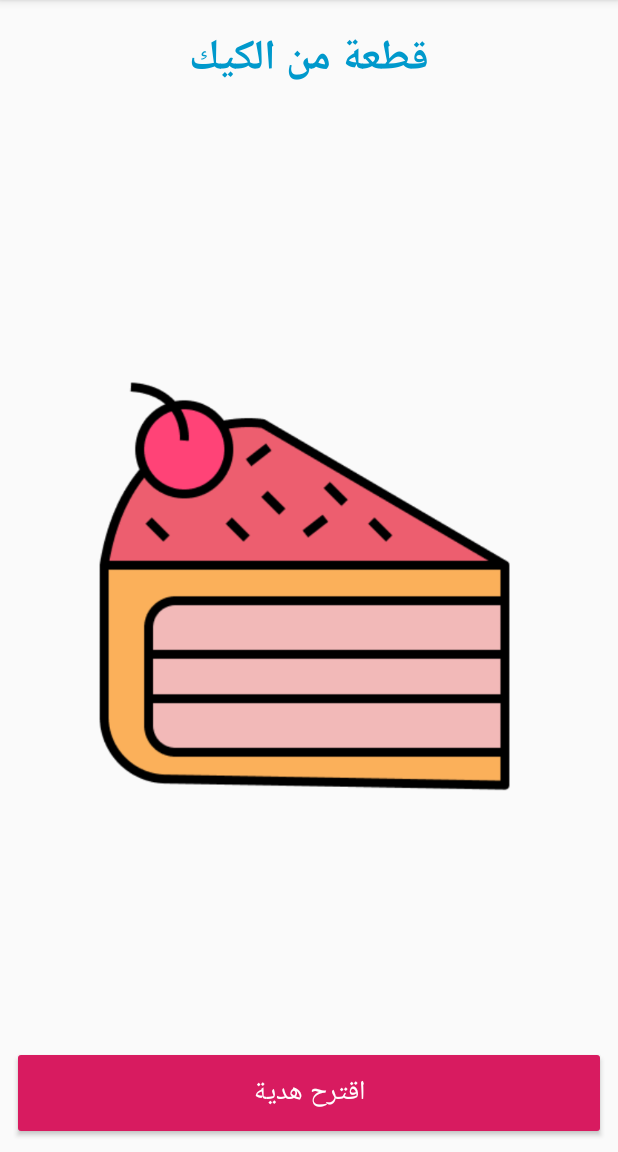
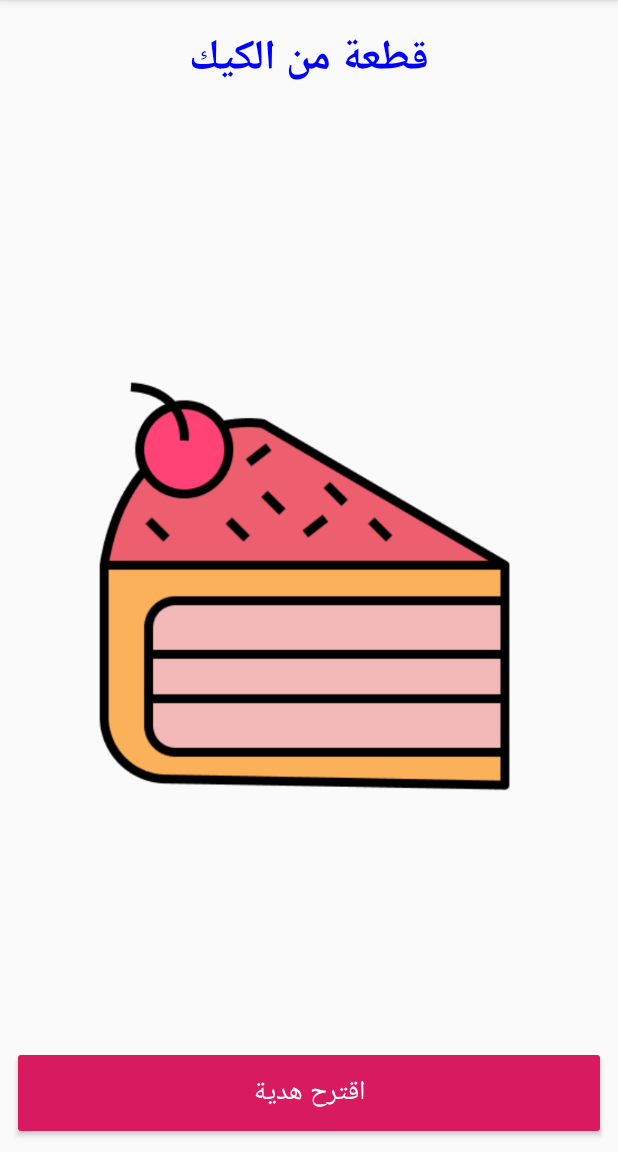
Before and after one commit to barmej/android-degree-c05-gift-suggestion, an Android app: the screen it shows after launch (MainActivity), after a tap on "اقترح هدية", on a phone screen of 412 x 824 dp, the part 84-1236 px from its top. Run offline under Robolectric (Android 15) with nearby library versions, the phone set to English and light mode, and no system bars.

Commit message:
Using if .. else if statement to change gift name color

```diff
--- a/app/src/main/java/com/barmej/giftsuggestion/MainActivity.java
+++ b/app/src/main/java/com/barmej/giftsuggestion/MainActivity.java
@@ -1,5 +1,6 @@
 package com.barmej.giftsuggestion;
 
+import android.graphics.Color;
 import android.graphics.drawable.Drawable;
 import android.os.Bundle;
 import android.support.v4.content.ContextCompat;
@@ -140,6 +141,7 @@ public class MainActivity extends AppCompatActivity {
             // Generate random index
             mCurrentIndex = mRandom.nextInt(10);
             showSuggestedGift();
+            changeGiftNameTextColor();
         } else {
             // Reset the counter
             mCurrentIndex = -1;
@@ -156,4 +158,24 @@ public class MainActivity extends AppCompatActivity {
         mGiftNameTextView.setText(suggestedGift.getName());
     }
 
+    /**
+     * Change gift name color based on selected gift!
+     */
+    private void changeGiftNameTextColor() {
+        int giftName = mGifts[mCurrentIndex].getName();
+        if(giftName == R.string.damask_rose || giftName == R.string.flower) {
+            mGiftNameTextView.setTextColor(Color.BLUE);
+        } else if(giftName == R.string.cake || giftName == R.string.piece_of_cake) {
+            mGiftNameTextView.setTextColor(Color.BLUE);
+        } else if(giftName == R.string.laptop || giftName == R.string.mobile) {
+            mGiftNameTextView.setTextColor(Color.MAGENTA);
+        }  else if(giftName == R.string.book) {
+            mGiftNameTextView.setTextColor(Color.CYAN);
+        } else if(giftName == R.string.shirt || giftName == R.string.shoe) {
+            mGiftNameTextView.setTextColor(Color.GREEN);
+        } else if(giftName == R.string.diamond) {
+            mGiftNameTextView.setTextColor(Color.DKGRAY);
+        }
+    }
+
 }
```
